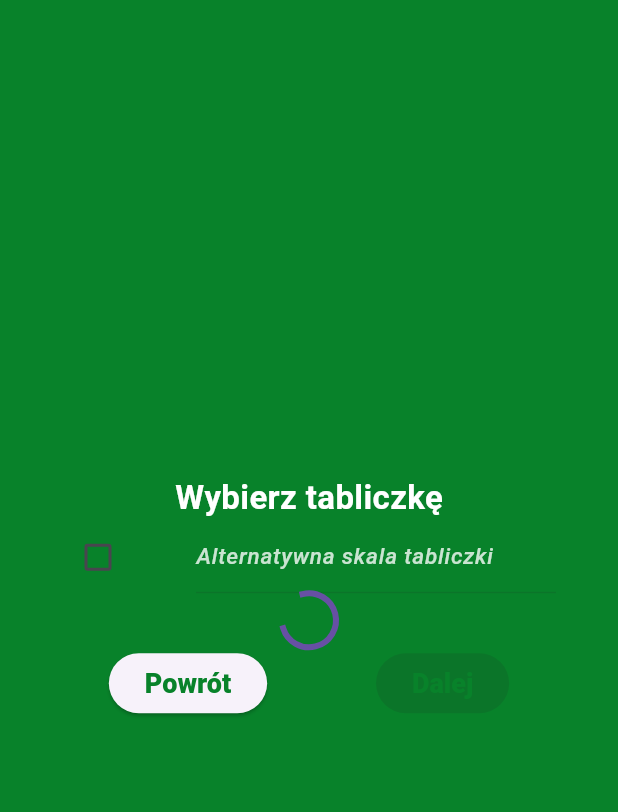
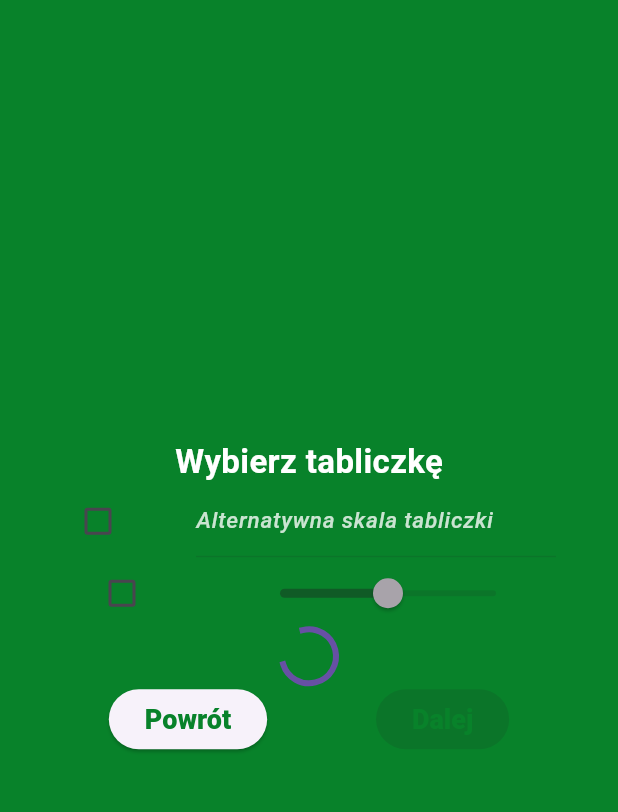
Before and after one commit to H2BGroup/Wood-Counter, a Flutter app: the SelectPlate screen opened directly with empty values, on a phone screen of 412 x 824 dp, the part 63-875 px from its top. Run offline on Flutter 3.47's test engine with Material 3 defaults, Android fonts, the light colour scheme and no system bars; our stand-ins replace flutter_spinkit, image_picker; generated files the repository leaves out were written again.

Commit message:
added threshold slider for plate

```diff
--- a/Mobile/woodcounter_application/lib/pages/select_plate.dart
+++ b/Mobile/woodcounter_application/lib/pages/select_plate.dart
@@ -8,6 +8,7 @@ import 'package:flutter_gen/gen_l10n/app_localizations.dart';
 import 'package:woodcounter_application/calculations.dart';
 
 const double magnifierRadius = 50;
+const double defaultThreshold = 50.0;
 
 class SelectPlate extends StatefulWidget {
   const SelectPlate({super.key, required this.image});
@@ -27,6 +28,8 @@ class _SelectPlateState extends State<SelectPlate> {
   bool differentPlateScale = false;
   final myController = TextEditingController();
   RegExp _numberRegex = RegExp(r'^\d*\.?\d*$');
+  bool differentThreshold = false;
+  double threshold = defaultThreshold;
   final GlobalKey<FloodFillImageState> _floodFillImageKey = GlobalKey();
 
   @override
@@ -53,7 +56,7 @@ class _SelectPlateState extends State<SelectPlate> {
           children: [
             Text(translation.selectPlate,
             style: TextStyle(fontWeight: FontWeight.bold, foreground: Paint() ..color = Colors.white, fontSize: 22)),
-                        Row(
+            Row(
               mainAxisAlignment: MainAxisAlignment.spaceEvenly,
               children: [
                 Checkbox(value: differentPlateScale, onChanged: (newValue){
@@ -82,6 +85,41 @@ class _SelectPlateState extends State<SelectPlate> {
                   )
               ],
             ),
+            Row(
+              mainAxisAlignment: MainAxisAlignment.spaceEvenly,
+              children:[
+                Checkbox(value: differentThreshold, onChanged: (newValue){
+                  setState(() {
+                    differentThreshold = newValue!;
+                    if(differentThreshold == false){
+                      threshold = defaultThreshold;
+                    }
+                  });
+                }),
+                Slider(
+                  value: threshold,
+                  max: 100,
+                  divisions: 100,
+                  label: threshold.round().toString(),
+                  activeColor: Colors.green[900],
+                  onChanged: differentThreshold ? (double value) {
+                    setState(
+                      () {
+                        threshold = value;
+                      },
+                    );
+                  } : null,
+                  onChangeEnd: (value) {
+                    final FloodFillImageState? floodFillImageState =
+                        _floodFillImageKey.currentState;
+                    if (floodFillImageState != null) {
+                      floodFillImageState.update();
+                    }
+                  },
+                ),
+              ]
+            ),
+
             Stack(
               children: <Widget>[
                 GestureDetector(
@@ -114,7 +152,7 @@ class _SelectPlateState extends State<SelectPlate> {
                     imageProvider: FileImage(widget.image),
                     fillColor: Colors.amber.withOpacity(0.9),
                     avoidColor: [Colors.transparent],
-                    tolerance: 50,
+                    tolerance: threshold.toInt(),
                     onFloodFillEnd: (image, maskSize) => setState(() {
                       plateArea = maskSize;
                       print(plateArea);
```
